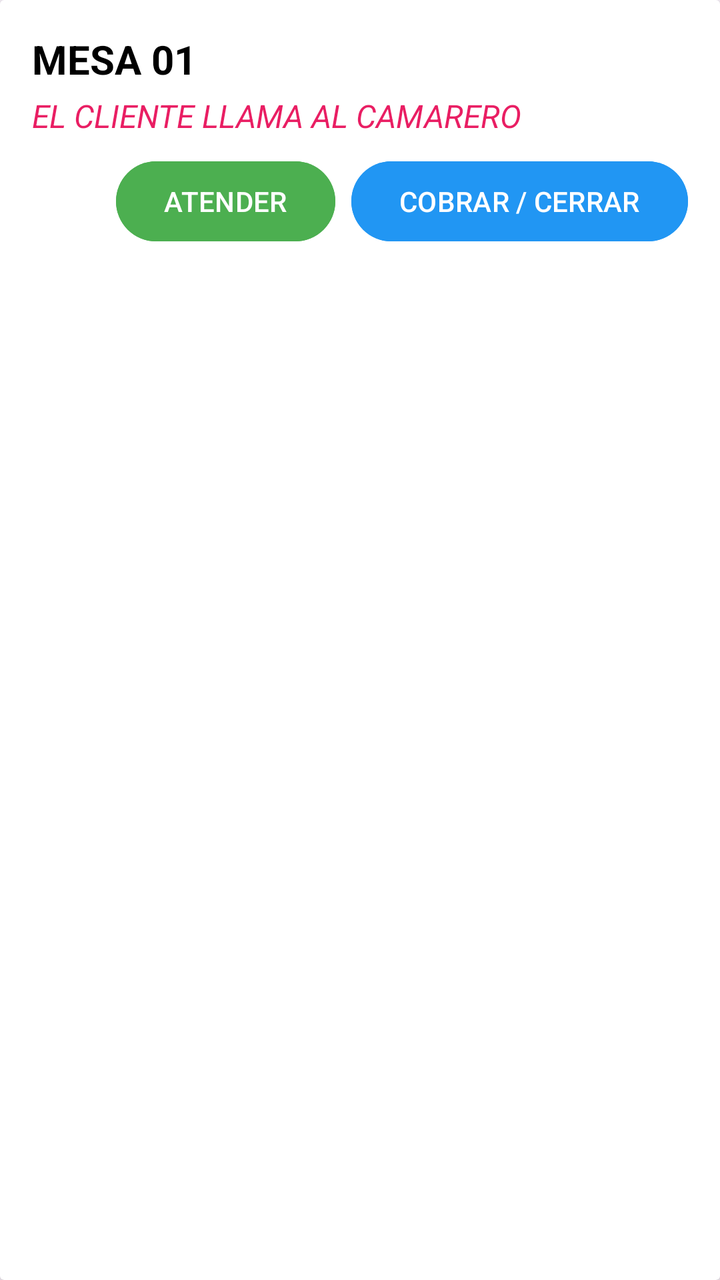
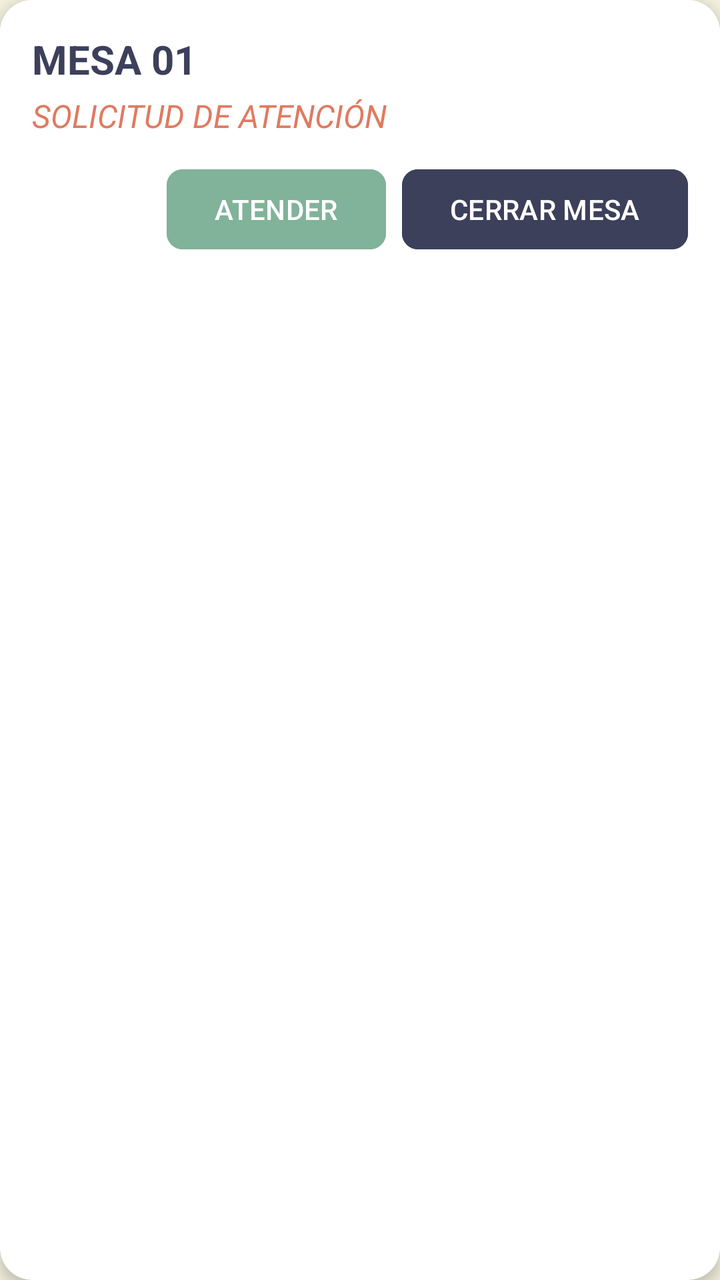

Two renders of the same Android screen: before a commit and after it. Below are the layout's source before the change and the commit's diff.
<!-- AndroidManifest.xml: application theme Theme.Restaurante -->
<!-- res/layout/item_aviso_camarero.xml -->
<?xml version="1.0" encoding="utf-8"?>
<androidx.cardview.widget.CardView xmlns:android="http://schemas.android.com/apk/res/android"
    android:layout_width="match_parent"
    android:layout_height="wrap_content"
    android:layout_margin="8dp"
    android:elevation="4dp">

    <LinearLayout
        android:layout_width="match_parent"
        android:layout_height="wrap_content"
        android:orientation="vertical"
        android:padding="16dp">

        <TextView
            android:id="@+id/txtMesaAviso"
            android:layout_width="match_parent"
            android:layout_height="wrap_content"
            android:text="MESA 01"
            android:textColor="@android:color/black"
            android:textSize="20sp"
            android:textStyle="bold" />

        <TextView
            android:id="@+id/txtTipoAviso"
            android:layout_width="match_parent"
            android:layout_height="wrap_content"
            android:layout_marginTop="4dp"
            android:text="EL CLIENTE LLAMA AL CAMARERO"
            android:textColor="#E91E63"
            android:textSize="16sp"
            android:textStyle="italic" />

        <LinearLayout
            android:layout_width="match_parent"
            android:layout_height="wrap_content"
            android:orientation="horizontal"
            android:layout_marginTop="8dp"
            android:gravity="end">

            <Button
                android:id="@+id/btnAtenderAviso"
                android:layout_width="wrap_content"
                android:layout_height="wrap_content"
                android:layout_marginEnd="8dp"
                android:text="ATENDER"
                android:backgroundTint="#4CAF50" />

            <Button
                android:id="@+id/btnFinalizarMesa"
                android:layout_width="wrap_content"
                android:layout_height="wrap_content"
                android:text="COBRAR / CERRAR"
                android:backgroundTint="#2196F3" />

        </LinearLayout>

    </LinearLayout>
</androidx.cardview.widget.CardView>
<!-- resources referenced by this layout -->
<resources>
  <style name="Theme.Restaurante" parent="Base.Theme.Restaurante" />
  <style name="Base.Theme.Restaurante" parent="Theme.Material3.DayNight.NoActionBar">
          
          
      </style>
</resources>

<!-- the commit's change to res/layout/item_aviso_camarero.xml (unified diff, before → after) -->
@@ -1,22 +1,25 @@
 <?xml version="1.0" encoding="utf-8"?>
 <androidx.cardview.widget.CardView xmlns:android="http://schemas.android.com/apk/res/android"
+    xmlns:app="http://schemas.android.com/apk/res-auto"
     android:layout_width="match_parent"
     android:layout_height="wrap_content"
     android:layout_margin="8dp"
-    android:elevation="4dp">
+    app:cardCornerRadius="16dp"
+    app:cardElevation="4dp">
 
     <LinearLayout
         android:layout_width="match_parent"
         android:layout_height="wrap_content"
         android:orientation="vertical"
-        android:padding="16dp">
+        android:padding="16dp"
+        android:background="@color/card_surface">
 
         <TextView
             android:id="@+id/txtMesaAviso"
             android:layout_width="match_parent"
             android:layout_height="wrap_content"
             android:text="MESA 01"
-            android:textColor="@android:color/black"
+            android:textColor="@color/primary"
             android:textSize="20sp"
             android:textStyle="bold" />
 
@@ -25,8 +28,8 @@
             android:layout_width="match_parent"
             android:layout_height="wrap_content"
             android:layout_marginTop="4dp"
-            android:text="EL CLIENTE LLAMA AL CAMARERO"
-            android:textColor="#E91E63"
+            android:text="SOLICITUD DE ATENCIÓN"
+            android:textColor="@color/accent"
             android:textSize="16sp"
             android:textStyle="italic" />
 
@@ -34,7 +37,7 @@
             android:layout_width="match_parent"
             android:layout_height="wrap_content"
             android:orientation="horizontal"
-            android:layout_marginTop="8dp"
+            android:layout_marginTop="12dp"
             android:gravity="end">
 
             <Button
@@ -43,16 +46,19 @@
                 android:layout_height="wrap_content"
                 android:layout_marginEnd="8dp"
                 android:text="ATENDER"
-                android:backgroundTint="#4CAF50" />
+                android:backgroundTint="@color/secondary"
+                android:textColor="@color/white"
+                app:cornerRadius="8dp" />
 
             <Button
                 android:id="@+id/btnFinalizarMesa"
                 android:layout_width="wrap_content"
                 android:layout_height="wrap_content"
-                android:text="COBRAR / CERRAR"
-                android:backgroundTint="#2196F3" />
+                android:text="CERRAR MESA"
+                android:backgroundTint="@color/primary"
+                android:textColor="@color/white"
+                app:cornerRadius="8dp" />
 
         </LinearLayout>
-
     </LinearLayout>
 </androidx.cardview.widget.CardView>
<!-- resource entries referenced after the edit -->
@@ -1,9 +1,32 @@
 <!-- resources referenced by this layout -->
 <resources>
+  <color name="accent">@color/burnt_peach</color>
+  <color name="card_surface">@color/white</color>
+  <color name="primary">@color/twilight_indigo</color>
+  <color name="secondary">@color/muted_teal</color>
+  <color name="white">#FFFFFFFF</color>
   <style name="Theme.Restaurante" parent="Base.Theme.Restaurante" />
+  <color name="burnt_peach">#E07A5F</color>
+  <color name="twilight_indigo">#3D405B</color>
+  <color name="muted_teal">#81B29A</color>
   <style name="Base.Theme.Restaurante" parent="Theme.Material3.DayNight.NoActionBar">
-          
-          
+          <item name="colorPrimary">@color/primary</item>
+          <item name="colorOnPrimary">@color/white</item>
+          <item name="colorPrimaryContainer">@color/secondary</item>
+          <item name="colorOnPrimaryContainer">@color/white</item>
+  
+          <item name="colorSecondary">@color/accent</item>
+          <item name="colorOnSecondary">@color/white</item>
+          <item name="colorSecondaryContainer">@color/highlight</item>
+  
+          <item name="android:windowBackground">@color/background_app</item>
+          <item name="colorError">@color/accent</item>
+  
+          <item name="android:statusBarColor">@color/primary</item>
       </style>
+  <color name="highlight">@color/apricot_cream</color>
+  <color name="background_app">@color/eggshell</color>
+  <color name="apricot_cream">#F2CC8F</color>
+  <color name="eggshell">#F4F1DE</color>
 </resources>
 
